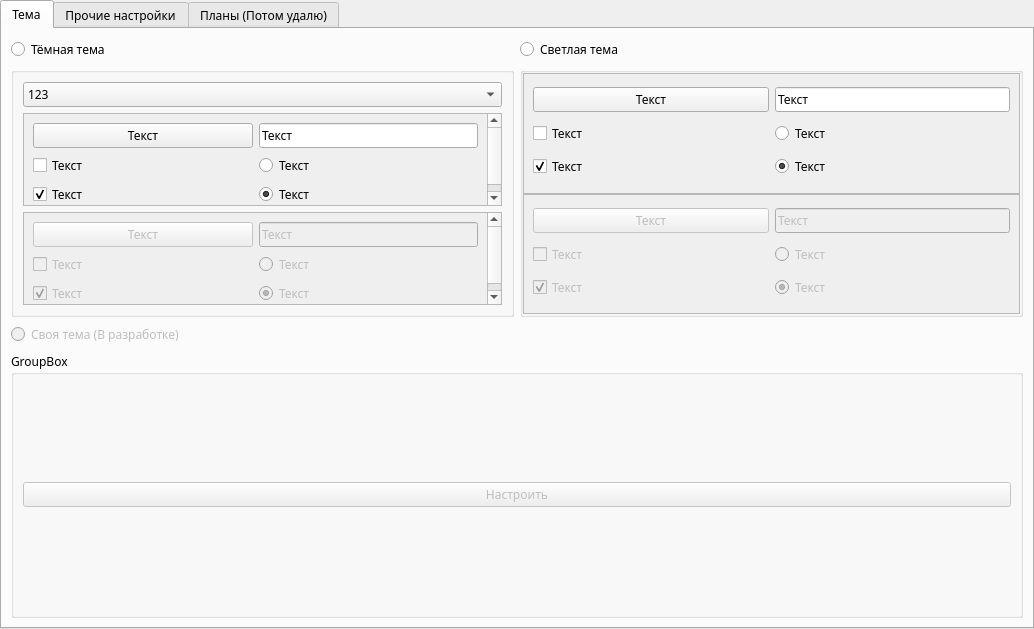
Arankir/AraSteamManager, file AraSteamManager/subform/formsettings.ui: the form before one commit.
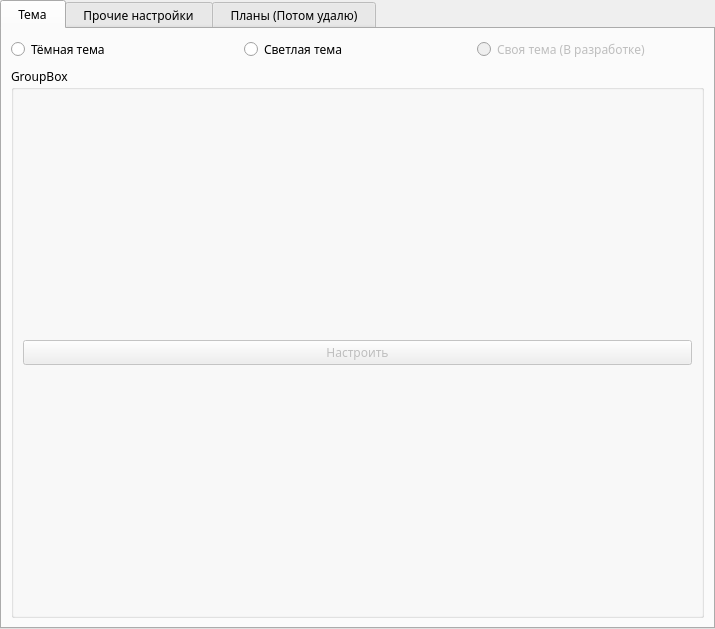
The form after the commit. The open tabs and pages were chosen to show the change. Icons and pictures are not drawn.

```diff
--- a/AraSteamManager/subform/formsettings.ui
+++ b/AraSteamManager/subform/formsettings.ui
@@ -6,7 +6,7 @@
    <rect>
     <x>0</x>
     <y>0</y>
-    <width>1034</width>
+    <width>617</width>
     <height>629</height>
    </rect>
   </property>
@@ -38,11 +38,17 @@
      </property>
      <widget class="QWidget" name="tab">
       <attribute name="title">
-       <string>Тема</string>
+       <string>  Тема  </string>
       </attribute>
-      <layout class="QGridLayout" name="gridLayout_6">
+      <layout class="QGridLayout" name="gridLayout">
        <item row="0" column="0">
         <widget class="QRadioButton" name="RadioButtonDarkTheme">
+         <property name="sizePolicy">
+          <sizepolicy hsizetype="Expanding" vsizetype="Fixed">
+           <horstretch>0</horstretch>
+           <verstretch>0</verstretch>
+          </sizepolicy>
+         </property>
          <property name="text">
           <string>Тёмная тема</string>
          </property>
@@ -50,582 +56,34 @@
        </item>
        <item row="0" column="1">
         <widget class="QRadioButton" name="RadioButtonLightTheme">
+         <property name="sizePolicy">
+          <sizepolicy hsizetype="Expanding" vsizetype="Fixed">
+           <horstretch>0</horstretch>
+           <verstretch>0</verstretch>
+          </sizepolicy>
+         </property>
          <property name="text">
           <string>Светлая тема</string>
          </property>
         </widget>
        </item>
-       <item row="1" column="0">
-        <widget class="QGroupBox" name="GroupBoxDarkTheme">
-         <property name="sizePolicy">
-          <sizepolicy hsizetype="Minimum" vsizetype="Fixed">
-           <horstretch>0</horstretch>
-           <verstretch>0</verstretch>
-          </sizepolicy>
+       <item row="0" column="2">
+        <widget class="QRadioButton" name="RadioButtonCustomTheme">
+         <property name="enabled">
+          <bool>false</bool>
          </property>
-         <property name="maximumSize">
-          <size>
-           <width>16777215</width>
-           <height>250</height>
-          </size>
-         </property>
-         <property name="title">
-          <string/>
-         </property>
-         <layout class="QVBoxLayout" name="verticalLayout_5">
-          <item>
-           <widget class="QComboBox" name="comboBox">
-            <item>
-             <property name="text">
-              <string>123</string>
-             </property>
-            </item>
-            <item>
-             <property name="text">
-              <string>12</string>
-             </property>
-            </item>
-            <item>
-             <property name="text">
-              <string>1</string>
-             </property>
-            </item>
-           </widget>
-          </item>
-          <item>
-           <widget class="QScrollArea" name="scrollArea_5">
-            <property name="sizePolicy">
-             <sizepolicy hsizetype="Minimum" vsizetype="Minimum">
-              <horstretch>0</horstretch>
-              <verstretch>0</verstretch>
-             </sizepolicy>
-            </property>
-            <property name="widgetResizable">
-             <bool>true</bool>
-            </property>
-            <widget class="QWidget" name="scrollAreaWidgetContents_7">
-             <property name="geometry">
-              <rect>
-               <x>0</x>
-               <y>0</y>
-               <width>463</width>
-               <height>96</height>
-              </rect>
-             </property>
-             <layout class="QGridLayout" name="gridLayout">
-              <item row="2" column="0">
-               <widget class="QCheckBox" name="checkBox_8">
-                <property name="sizePolicy">
-                 <sizepolicy hsizetype="Minimum" vsizetype="Fixed">
-                  <horstretch>0</horstretch>
-                  <verstretch>0</verstretch>
-                 </sizepolicy>
-                </property>
-                <property name="text">
-                 <string>Текст</string>
-                </property>
-                <property name="checked">
-                 <bool>true</bool>
-                </property>
-               </widget>
-              </item>
-              <item row="2" column="1">
-               <widget class="QRadioButton" name="radioButton">
-                <property name="text">
-                 <string>Текст</string>
-                </property>
-                <property name="checked">
-                 <bool>true</bool>
-                </property>
-               </widget>
-              </item>
-              <item row="0" column="0">
-               <widget class="QPushButton" name="pushButton">
-                <property name="sizePolicy">
-                 <sizepolicy hsizetype="Minimum" vsizetype="Fixed">
-                  <horstretch>0</horstretch>
-                  <verstretch>0</verstretch>
-                 </sizepolicy>
-                </property>
-                <property name="minimumSize">
-                 <size>
-                  <width>25</width>
-                  <height>0</height>
-                 </size>
-                </property>
-                <property name="text">
-                 <string>Текст</string>
-                </property>
-                <property name="icon">
-                 <iconset resource="../images/resimg.qrc">
-                  <normaloff>:/white/program/white/back.png</normaloff>:/white/program/white/back.png</iconset>
-                </property>
-               </widget>
-              </item>
-              <item row="1" column="0">
-               <widget class="QCheckBox" name="checkBox">
-                <property name="sizePolicy">
-                 <sizepolicy hsizetype="Minimum" vsizetype="Fixed">
-                  <horstretch>0</horstretch>
-                  <verstretch>0</verstretch>
-                 </sizepolicy>
-                </property>
-                <property name="text">
-                 <string>Текст</string>
-                </property>
-               </widget>
-              </item>
-              <item row="0" column="1">
-               <widget class="QLineEdit" name="lineEdit">
-                <property name="sizePolicy">
-                 <sizepolicy hsizetype="Minimum" vsizetype="Fixed">
-                  <horstretch>0</horstretch>
-                  <verstretch>0</verstretch>
-                 </sizepolicy>
-                </property>
-                <property name="minimumSize">
-                 <size>
-                  <width>25</width>
-                  <height>0</height>
-                 </size>
-                </property>
-                <property name="text">
-                 <string>Текст</string>
-                </property>
-               </widget>
-              </item>
-              <item row="1" column="1">
-               <widget class="QRadioButton" name="radioButton_7">
-                <property name="text">
-                 <string>Текст</string>
-                </property>
-                <property name="checked">
-                 <bool>false</bool>
-                </property>
-               </widget>
-              </item>
-             </layout>
-            </widget>
-           </widget>
-          </item>
-          <item>
-           <widget class="QScrollArea" name="scrollArea_6">
-            <property name="sizePolicy">
-             <sizepolicy hsizetype="Minimum" vsizetype="Minimum">
-              <horstretch>0</horstretch>
-              <verstretch>0</verstretch>
-             </sizepolicy>
-            </property>
-            <property name="widgetResizable">
-             <bool>true</bool>
-            </property>
-            <widget class="QWidget" name="scrollAreaWidgetContents_8">
-             <property name="geometry">
-              <rect>
-               <x>0</x>
-               <y>0</y>
-               <width>463</width>
-               <height>96</height>
-              </rect>
-             </property>
-             <layout class="QGridLayout" name="gridLayout_4">
-              <item row="0" column="0">
-               <widget class="QPushButton" name="pushButton_2">
-                <property name="enabled">
-                 <bool>false</bool>
-                </property>
-                <property name="sizePolicy">
-                 <sizepolicy hsizetype="Minimum" vsizetype="Fixed">
-                  <horstretch>0</horstretch>
-                  <verstretch>0</verstretch>
-                 </sizepolicy>
-                </property>
-                <property name="minimumSize">
-                 <size>
-                  <width>25</width>
-                  <height>0</height>
-                 </size>
-                </property>
-                <property name="text">
-                 <string>Текст</string>
-                </property>
-                <property name="icon">
-                 <iconset resource="../images/resimg.qrc">
-                  <normaloff>:/white/program/white/back.png</normaloff>:/white/program/white/back.png</iconset>
-                </property>
-               </widget>
-              </item>
-              <item row="0" column="1">
-               <widget class="QLineEdit" name="lineEdit_2">
-                <property name="enabled">
-                 <bool>false</bool>
-                </property>
-                <property name="sizePolicy">
-                 <sizepolicy hsizetype="Minimum" vsizetype="Fixed">
-                  <horstretch>0</horstretch>
-                  <verstretch>0</verstretch>
-                 </sizepolicy>
-                </property>
-                <property name="minimumSize">
-                 <size>
-                  <width>25</width>
-                  <height>0</height>
-                 </size>
-                </property>
-                <property name="text">
-                 <string>Текст</string>
-                </property>
-               </widget>
-              </item>
-              <item row="1" column="0">
-               <widget class="QCheckBox" name="checkBox_2">
-                <property name="enabled">
-                 <bool>false</bool>
-                </property>
-                <property name="sizePolicy">
-                 <sizepolicy hsizetype="Minimum" vsizetype="Fixed">
-                  <horstretch>0</horstretch>
-                  <verstretch>0</verstretch>
-                 </sizepolicy>
-                </property>
-                <property name="text">
-                 <string>Текст</string>
-                </property>
-               </widget>
-              </item>
-              <item row="1" column="1">
-               <widget class="QRadioButton" name="radioButton_2">
-                <property name="enabled">
-                 <bool>false</bool>
-                </property>
-                <property name="text">
-                 <string>Текст</string>
-                </property>
-               </widget>
-              </item>
-              <item row="2" column="0">
-               <widget class="QCheckBox" name="checkBox_7">
-                <property name="enabled">
-                 <bool>false</bool>
-                </property>
-                <property name="sizePolicy">
-                 <sizepolicy hsizetype="Minimum" vsizetype="Fixed">
-                  <horstretch>0</horstretch>
-                  <verstretch>0</verstretch>
-                 </sizepolicy>
-                </property>
-                <property name="text">
-                 <string>Текст</string>
-                </property>
-                <property name="checked">
-                 <bool>true</bool>
-                </property>
-               </widget>
-              </item>
-              <item row="2" column="1">
-               <widget class="QRadioButton" name="radioButton_8">
-                <property name="enabled">
-                 <bool>false</bool>
-                </property>
-                <property name="text">
-                 <string>Текст</string>
-                </property>
-                <property name="checked">
-                 <bool>true</bool>
-                </property>
-               </widget>
-              </item>
-             </layout>
-            </widget>
-           </widget>
-          </item>
-         </layout>
-        </widget>
-       </item>
-       <item row="1" column="1">
-        <widget class="QGroupBox" name="GroupBoxWhiteTheme">
          <property name="sizePolicy">
-          <sizepolicy hsizetype="Minimum" vsizetype="Fixed">
+          <sizepolicy hsizetype="Expanding" vsizetype="Fixed">
            <horstretch>0</horstretch>
            <verstretch>0</verstretch>
           </sizepolicy>
          </property>
-         <property name="maximumSize">
-          <size>
-           <width>16777215</width>
-           <height>250</height>
-          </size>
+         <property name="text">
+          <string>Своя тема (В разработке)</string>
          </property>
-         <property name="title">
-          <string/>
-         </property>
-         <layout class="QVBoxLayout" name="verticalLayout_7">
-          <property name="spacing">
-           <number>0</number>
-          </property>
-          <property name="leftMargin">
-           <number>0</number>
-          </property>
-          <property name="topMargin">
-           <number>0</number>
-          </property>
-          <property name="rightMargin">
-           <number>0</number>
-          </property>
-          <property name="bottomMargin">
-           <number>0</number>
-          </property>
-          <item>
-           <widget class="QScrollArea" name="scrollArea_7">
-            <property name="sizePolicy">
-             <sizepolicy hsizetype="Minimum" vsizetype="Minimum">
-              <horstretch>0</horstretch>
-              <verstretch>0</verstretch>
-             </sizepolicy>
-            </property>
-            <property name="widgetResizable">
-             <bool>true</bool>
-            </property>
-            <widget class="QWidget" name="scrollAreaWidgetContents_9">
-             <property name="geometry">
-              <rect>
-               <x>0</x>
-               <y>0</y>
-               <width>495</width>
-               <height>111</height>
-              </rect>
-             </property>
-             <layout class="QGridLayout" name="gridLayout_2">
-              <item row="0" column="0">
-               <widget class="QPushButton" name="pushButton_3">
-                <property name="sizePolicy">
-                 <sizepolicy hsizetype="Minimum" vsizetype="Fixed">
-                  <horstretch>0</horstretch>
-                  <verstretch>0</verstretch>
-                 </sizepolicy>
-                </property>
-                <property name="minimumSize">
-                 <size>
-                  <width>25</width>
-                  <height>0</height>
-                 </size>
-                </property>
-                <property name="text">
-                 <string>Текст</string>
-                </property>
-                <property name="icon">
-                 <iconset resource="../images/resimg.qrc">
-                  <normaloff>:/black/program/black/back.png</normaloff>:/black/program/black/back.png</iconset>
-                </property>
-               </widget>
-              </item>
-              <item row="0" column="1">
-               <widget class="QLineEdit" name="lineEdit_3">
-                <property name="sizePolicy">
-                 <sizepolicy hsizetype="Minimum" vsizetype="Fixed">
-                  <horstretch>0</horstretch>
-                  <verstretch>0</verstretch>
-                 </sizepolicy>
-                </property>
-                <property name="minimumSize">
-                 <size>
-                  <width>25</width>
-                  <height>0</height>
-                 </size>
-                </property>
-                <property name="text">
-                 <string>Текст</string>
-                </property>
-               </widget>
-              </item>
-              <item row="1" column="0">
-               <widget class="QCheckBox" name="checkBox_3">
-                <property name="sizePolicy">
-                 <sizepolicy hsizetype="Minimum" vsizetype="Fixed">
-                  <horstretch>0</horstretch>
-                  <verstretch>0</verstretch>
-                 </sizepolicy>
-                </property>
-                <property name="text">
-                 <string>Текст</string>
-                </property>
-               </widget>
-              </item>
-              <item row="1" column="1">
-               <widget class="QRadioButton" name="radioButton_9">
-                <property name="text">
-                 <string>Текст</string>
-                </property>
-                <property name="checked">
-                 <bool>false</bool>
-                </property>
-               </widget>
-              </item>
-              <item row="2" column="0">
-               <widget class="QCheckBox" name="checkBox_9">
-                <property name="sizePolicy">
-                 <sizepolicy hsizetype="Minimum" vsizetype="Fixed">
-                  <horstretch>0</horstretch>
-                  <verstretch>0</verstretch>
-                 </sizepolicy>
-                </property>
-                <property name="text">
-                 <string>Текст</string>
-                </property>
-                <property name="checked">
-                 <bool>true</bool>
-                </property>
-               </widget>
-              </item>
-              <item row="2" column="1">
-               <widget class="QRadioButton" name="radioButton_3">
-                <property name="text">
-                 <string>Текст</string>
-                </property>
-                <property name="checked">
-                 <bool>true</bool>
-                </property>
-               </widget>
-              </item>
-             </layout>
-            </widget>
-           </widget>
-          </item>
-          <item>
-           <widget class="QScrollArea" name="scrollArea_8">
-            <property name="sizePolicy">
-             <sizepolicy hsizetype="Minimum" vsizetype="Minimum">
-              <horstretch>0</horstretch>
-              <verstretch>0</verstretch>
-             </sizepolicy>
-            </property>
-            <property name="widgetResizable">
-             <bool>true</bool>
-            </property>
-            <widget class="QWidget" name="scrollAreaWidgetContents_10">
-             <property name="geometry">
-              <rect>
-               <x>0</x>
-               <y>0</y>
-               <width>495</width>
-               <height>111</height>
-              </rect>
-             </property>
-             <layout class="QGridLayout" name="gridLayout_5">
-              <item row="0" column="0">
-               <widget class="QPushButton" name="pushButton_4">
-                <property name="enabled">
-                 <bool>false</bool>
-                </property>
-                <property name="sizePolicy">
-                 <sizepolicy hsizetype="Minimum" vsizetype="Fixed">
-                  <horstretch>0</horstretch>
-                  <verstretch>0</verstretch>
-                 </sizepolicy>
-                </property>
-                <property name="minimumSize">
-                 <size>
-                  <width>25</width>
-                  <height>0</height>
-                 </size>
-                </property>
-                <property name="text">
-                 <string>Текст</string>
-                </property>
-                <property name="icon">
-                 <iconset resource="../images/resimg.qrc">
-                  <normaloff>:/black/program/black/back.png</normaloff>:/black/program/black/back.png</iconset>
-                </property>
-               </widget>
-              </item>
-              <item row="0" column="1">
-               <widget class="QLineEdit" name="lineEdit_4">
-                <property name="enabled">
-                 <bool>false</bool>
-                </property>
-                <property name="sizePolicy">
-                 <sizepolicy hsizetype="Minimum" vsizetype="Fixed">
-                  <horstretch>0</horstretch>
-                  <verstretch>0</verstretch>
-                 </sizepolicy>
-                </property>
-                <property name="minimumSize">
-                 <size>
-                  <width>25</width>
-                  <height>0</height>
-                 </size>
-                </property>
-                <property name="text">
-                 <string>Текст</string>
-                </property>
-               </widget>
-              </item>
-              <item row="1" column="0">
-               <widget class="QCheckBox" name="checkBox_4">
-                <property name="enabled">
-                 <bool>false</bool>
-                </property>
-                <property name="sizePolicy">
-                 <sizepolicy hsizetype="Minimum" vsizetype="Fixed">
-                  <horstretch>0</horstretch>
-                  <verstretch>0</verstretch>
-                 </sizepolicy>
-                </property>
-                <property name="text">
-                 <string>Текст</string>
-                </property>
-               </widget>
-              </item>
-              <item row="1" column="1">
-               <widget class="QRadioButton" name="radioButton_4">
-                <property name="enabled">
-                 <bool>false</bool>
-                </property>
-                <property name="text">
-                 <string>Текст</string>
-                </property>
-               </widget>
-              </item>
-              <item row="2" column="0">
-               <widget class="QCheckBox" name="checkBox_10">
-                <property name="enabled">
-                 <bool>false</bool>
-                </property>
-                <property name="sizePolicy">
-                 <sizepolicy hsizetype="Minimum" vsizetype="Fixed">
-                  <horstretch>0</horstretch>
-                  <verstretch>0</verstretch>
-                 </sizepolicy>
-                </property>
-                <property name="text">
-                 <string>Текст</string>
-                </property>
-                <property name="checked">
-                 <bool>true</bool>
-                </property>
-               </widget>
-              </item>
-              <item row="2" column="1">
-               <widget class="QRadioButton" name="radioButton_10">
-                <property name="enabled">
-                 <bool>false</bool>
-                </property>
-                <property name="text">
-                 <string>Текст</string>
-                </property>
-                <property name="checked">
-                 <bool>true</bool>
-                </property>
-               </widget>
-              </item>
-             </layout>
-            </widget>
-           </widget>
-          </item>
-         </layout>
         </widget>
        </item>
-       <item row="3" column="0" colspan="2">
+       <item row="2" column="0" colspan="3">
         <widget class="QGroupBox" name="groupBox_4">
          <property name="title">
           <string>GroupBox</string>
@@ -644,21 +102,11 @@
          </layout>
         </widget>
        </item>
-       <item row="2" column="0" colspan="2">
-        <widget class="QRadioButton" name="RadioButtonCustomTheme">
-         <property name="enabled">
-          <bool>false</bool>
-         </property>
-         <property name="text">
-          <string>Своя тема (В разработке)</string>
-         </property>
-        </widget>
-       </item>
       </layout>
      </widget>
      <widget class="QWidget" name="tab_2">
       <attribute name="title">
-       <string>Прочие настройки</string>
+       <string>  Прочие настройки  </string>
       </attribute>
       <layout class="QGridLayout" name="gridLayout_8">
        <item row="0" column="0">
@@ -785,7 +233,7 @@
      </widget>
      <widget class="QWidget" name="tab_3">
       <attribute name="title">
-       <string>Планы (Потом удалю)</string>
+       <string>  Планы (Потом удалю)  </string>
       </attribute>
       <layout class="QGridLayout" name="gridLayout_9">
        <item row="0" column="1">
```
Left out of the diff: 9 changed lines with no effect on the pictures.
